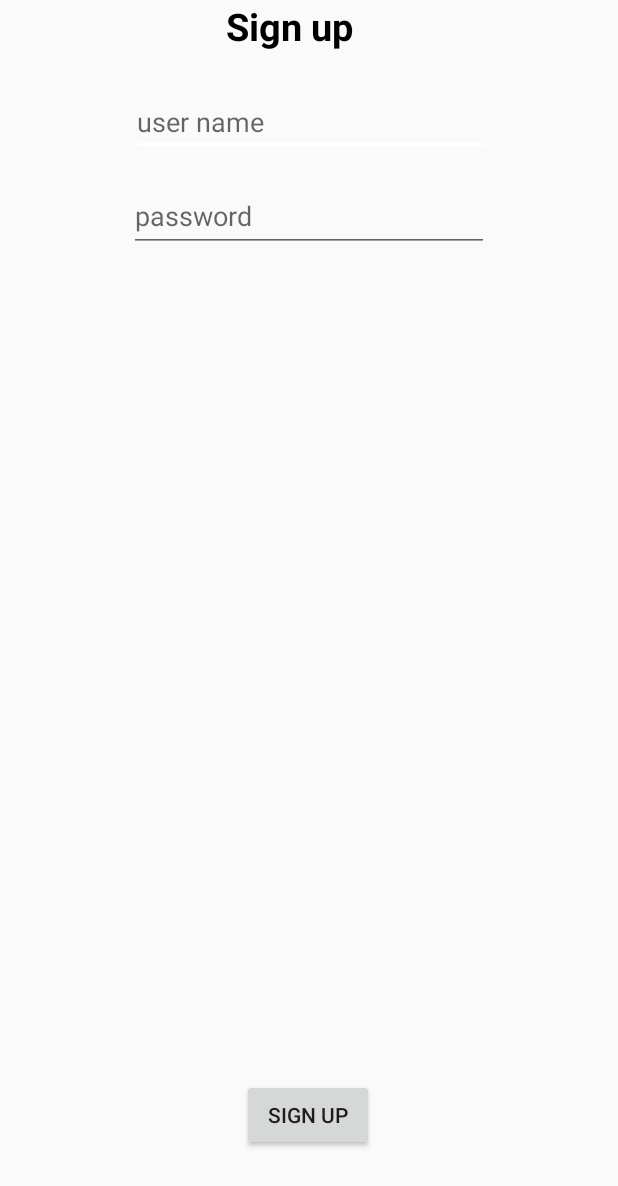
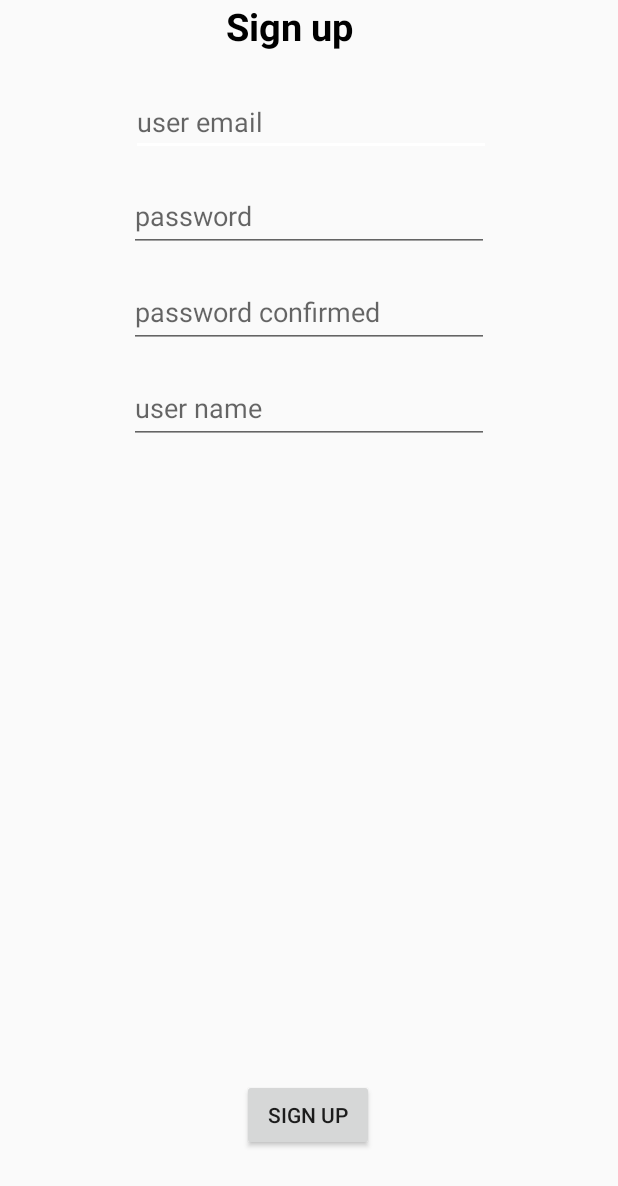
Before and after one commit to yhb1834/CAU_CCUDA, an Android app: the SignupActivity screen opened directly, with no data from a screen before it, on a phone screen of 412 x 824 dp. Shown: the top 1186 px of the screen. Run offline under Robolectric (Android 15) with nearby library versions, the phone set to English and light mode, and no system bars.

Commit message:
sign up 구현 중

```diff
--- a/app/src/main/java/com/example/ccuda/SignupActivity.java
+++ b/app/src/main/java/com/example/ccuda/SignupActivity.java
@@ -1,14 +1,41 @@
+// https://velog.io/@xyunkyung/안드로이드-회원가입-로그인-기능-구현하기-4
+
 package com.example.ccuda;
 
 import android.os.Bundle;
+import android.view.View;
+import android.widget.Button;
+import android.widget.EditText;
 
+import androidx.appcompat.app.AlertDialog;
 import androidx.appcompat.app.AppCompatActivity;
 
 public class SignupActivity extends AppCompatActivity {
+    private EditText email, password, name, passwordconfirmed;
+    private Button signup_button;
+    private AlertDialog dialog;
+    private boolean validate = false;
+
     @Override
     protected void onCreate(Bundle savedInstanceState){
         super.onCreate(savedInstanceState);
         setContentView(R.layout.activity_signup);
+
+        email=findViewById(R.id.EmailAddress);
+        password=findViewById(R.id.Password);
+        name=findViewById(R.id.UserName);
+        passwordconfirmed=findViewById(R.id.PasswordConfirm);
+
+        signup_button=findViewById(R.id.signup);
+        signup_button.setOnClickListener(new View.OnClickListener() {
+            @Override
+            public void onClick(View v) {
+                final String UserEmail=email.getText().toString();
+                final String UserPwd=password.getText().toString();
+                final String UserName=name.getText().toString();
+                final String PassCk=passwordconfirmed.getText().toString();
+            }
+        });
     }
 
 }
--- a/app/src/main/res/layout/activity_signup.xml
+++ b/app/src/main/res/layout/activity_signup.xml
@@ -27,7 +27,7 @@
         android:layout_height="45dp"
         android:layout_marginTop="24dp"
         android:ems="10"
-        android:hint="user name"
+        android:hint="user email"
         android:inputType="textEmailAddress"
         android:minHeight="48dp"
         android:textSize="18sp"
@@ -36,6 +36,8 @@
         app:layout_constraintStart_toStartOf="parent"
         app:layout_constraintTop_toBottomOf="@+id/introment"
         tools:ignore="TouchTargetSizeCheck" />
+
+
 
     <EditText
         android:id="@+id/Password"
@@ -48,6 +50,32 @@
         app:layout_constraintEnd_toEndOf="parent"
         app:layout_constraintStart_toStartOf="parent"
         app:layout_constraintTop_toBottomOf="@+id/EmailAddress"
+        tools:ignore="SpeakableTextPresentCheck" />
+
+    <EditText
+        android:id="@+id/PasswordConfirm"
+        android:layout_width="240dp"
+        android:layout_height="48dp"
+        android:layout_marginTop="16dp"
+        android:ems="10"
+        android:hint="password confirmed"
+        android:inputType="textPassword"
+        app:layout_constraintEnd_toEndOf="parent"
+        app:layout_constraintStart_toStartOf="parent"
+        app:layout_constraintTop_toBottomOf="@+id/Password"
+        tools:ignore="SpeakableTextPresentCheck" />
+
+    <EditText
+        android:id="@+id/UserName"
+        android:layout_width="240dp"
+        android:layout_height="48dp"
+        android:layout_marginTop="16dp"
+        android:ems="10"
+        android:hint="user name"
+        android:inputType="textPassword"
+        app:layout_constraintEnd_toEndOf="parent"
+        app:layout_constraintStart_toStartOf="parent"
+        app:layout_constraintTop_toBottomOf="@+id/PasswordConfirm"
         tools:ignore="SpeakableTextPresentCheck" />
 
     <Button
```
Also changed, not shown: app/src/main/java/com/example/ccuda/db/SignupRequest.java (added, +28 -0 lines).
